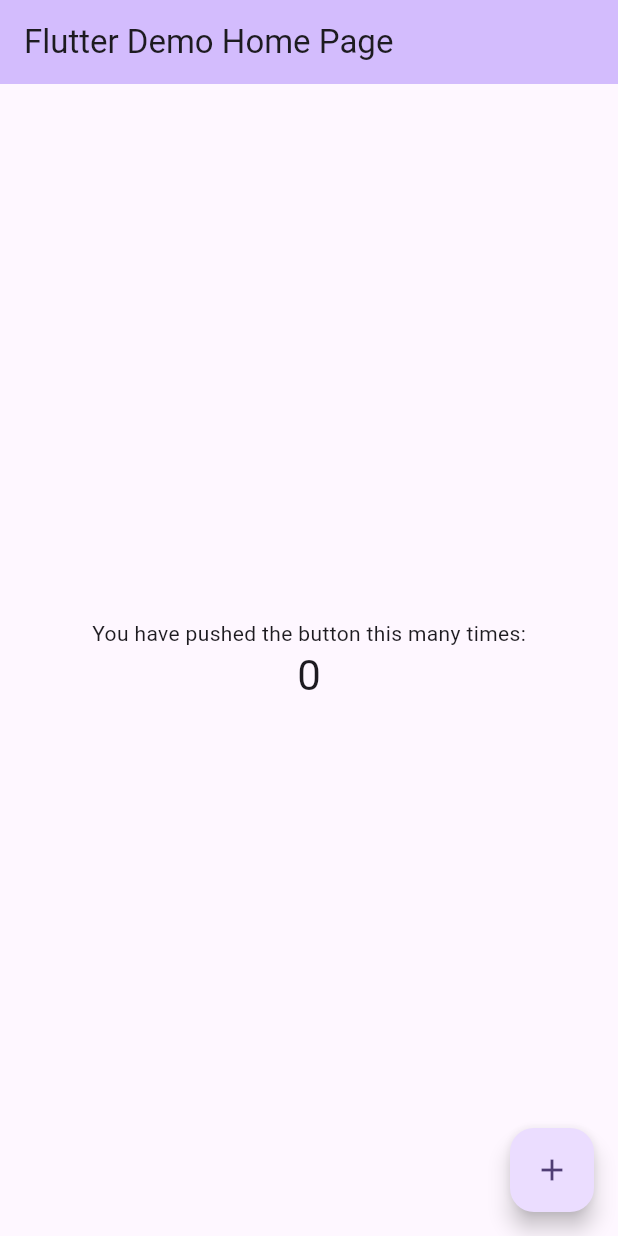
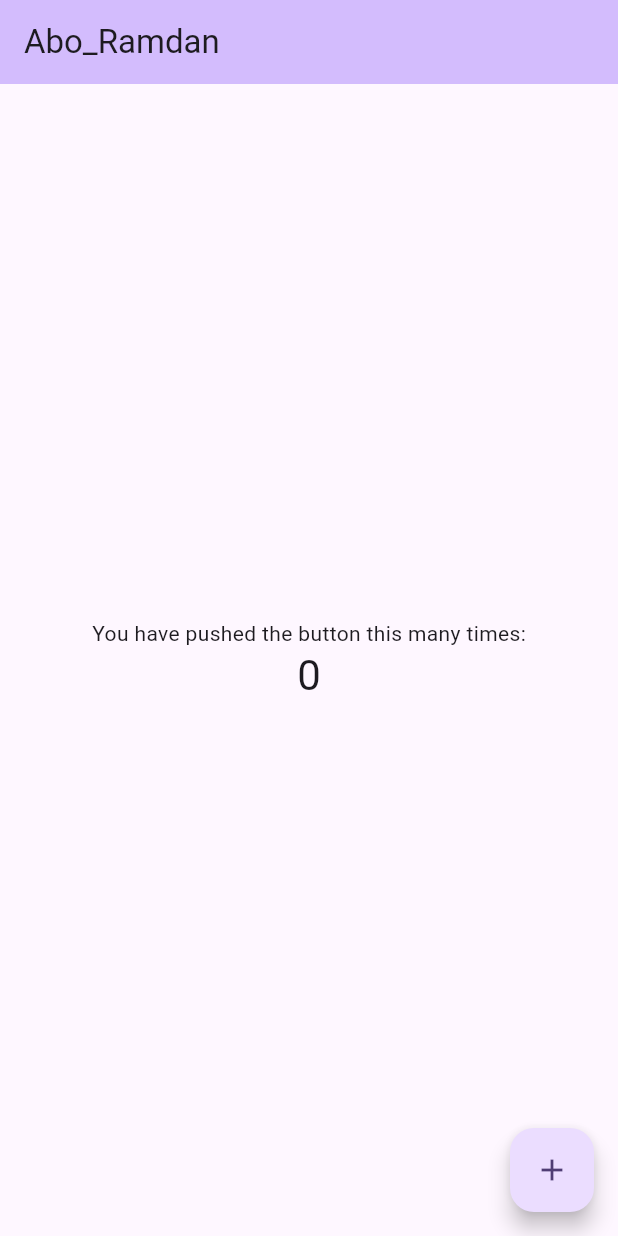
Before and after one commit to AbdulrahmanRamadan22/test2, a Flutter app: the screen it shows after launch, on a phone screen of 412 x 824 dp. Run offline on Flutter 3.47's test engine with Material 3 defaults, Android fonts, the phone set to English and light mode, and no system bars.

Commit message:
Update main.dart

```diff
--- a/lib/main.dart
+++ b/lib/main.dart
@@ -31,7 +31,7 @@ class MyApp extends StatelessWidget {
         colorScheme: ColorScheme.fromSeed(seedColor: Colors.deepPurple),
         useMaterial3: true,
       ),
-      home: const MyHomePage(title: 'Flutter Demo Home Page'),
+      home: const MyHomePage(title: 'Abo_Ramdan'),
     );
   }
 }
```
